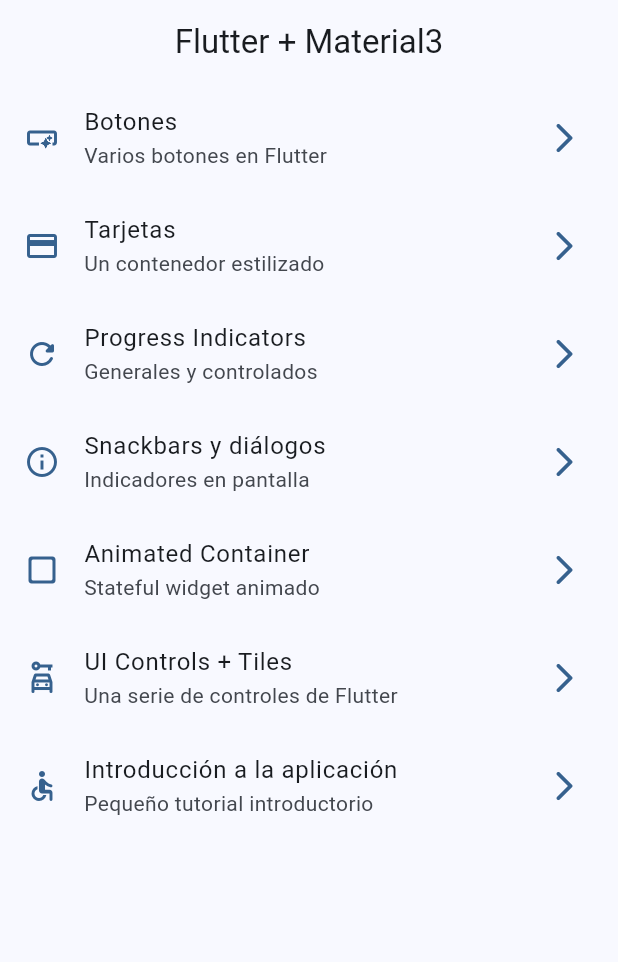
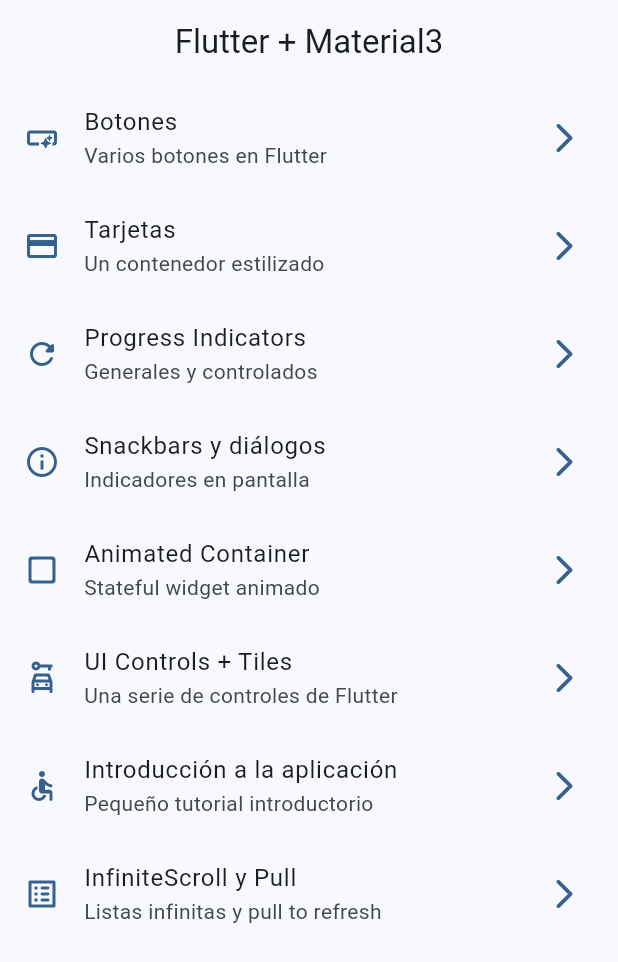
Before and after one commit to danimtnzz/widgets_app, a Flutter app: the screen it shows after launch, on a phone screen of 412 x 824 dp. Shown: the top 962 px of the screen. Run offline on Flutter 3.47's test engine with Material 3 defaults, Android fonts, the phone set to English and light mode, and no system bars; our stand-ins replace animate_do, go_router.

Commit message:
InfiniteScroll - Inicio

```diff
--- a/lib/config/menu/menu_items.dart
+++ b/lib/config/menu/menu_items.dart
@@ -53,4 +53,10 @@ const appMenuItems = <MenuItem>[
     link: '/tutorial',
     icon: Icons.accessible_rounded
   ),
+  MenuItem(
+    title: 'InfiniteScroll y Pull',
+    subTitle: 'Listas infinitas y pull to refresh',
+    link: '/infinite',
+    icon: Icons.list_alt_rounded
+  ),
 ];
--- a/lib/config/router/app_router.dart
+++ b/lib/config/router/app_router.dart
@@ -45,5 +45,10 @@ final appRouter = GoRouter(
       name: AppTutorialScreen.name,
       builder: (context, state) => const AppTutorialScreen(),
     ),
+    GoRoute(
+      path: '/infinite',
+      name: InfiniteScrollScreen.name,
+      builder: (context, state) => const InfiniteScrollScreen(),
+    ),
   ],
 );
```
Also changed, not shown: lib/presentation/screens/infinite_scroll/infinite_scroll_screen.dart (+35 -3 lines).
